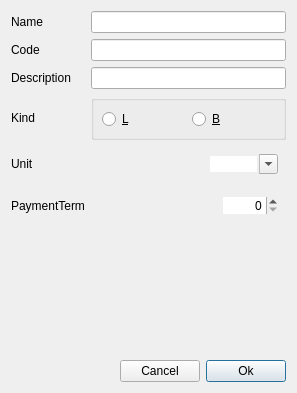
Old version of the form dialog/insertnode/insertnodep.ui in the repository ytxerp/ytx-client.
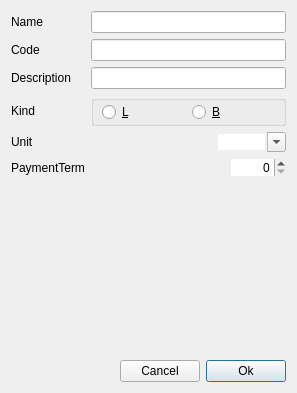
New version of the form. Custom widgets are drawn as their Qt base class.

Patch:
```diff
--- a/dialog/insertnode/insertnodep.ui
+++ b/dialog/insertnode/insertnodep.ui
@@ -96,13 +96,13 @@
        <number>8</number>
       </property>
       <property name="topMargin">
-       <number>8</number>
+       <number>0</number>
       </property>
       <property name="rightMargin">
        <number>8</number>
       </property>
       <property name="bottomMargin">
-       <number>8</number>
+       <number>0</number>
       </property>
       <property name="spacing">
        <number>-1</number>
@@ -162,18 +162,6 @@
    </item>
    <item row="4" column="1" colspan="3">
     <layout class="QHBoxLayout" name="horizontalLayout_2">
-     <property name="leftMargin">
-      <number>8</number>
-     </property>
-     <property name="topMargin">
-      <number>8</number>
-     </property>
-     <property name="rightMargin">
-      <number>8</number>
-     </property>
-     <property name="bottomMargin">
-      <number>8</number>
-     </property>
      <item>
       <spacer name="horizontalSpacer_2">
        <property name="orientation">
@@ -233,18 +221,6 @@
    </item>
    <item row="5" column="1" colspan="3">
     <layout class="QHBoxLayout" name="horizontalLayout">
-     <property name="leftMargin">
-      <number>8</number>
-     </property>
-     <property name="topMargin">
-      <number>8</number>
-     </property>
-     <property name="rightMargin">
-      <number>8</number>
-     </property>
-     <property name="bottomMargin">
-      <number>8</number>
-     </property>
      <item>
       <spacer name="horizontalSpacer_3">
        <property name="orientation">
```
